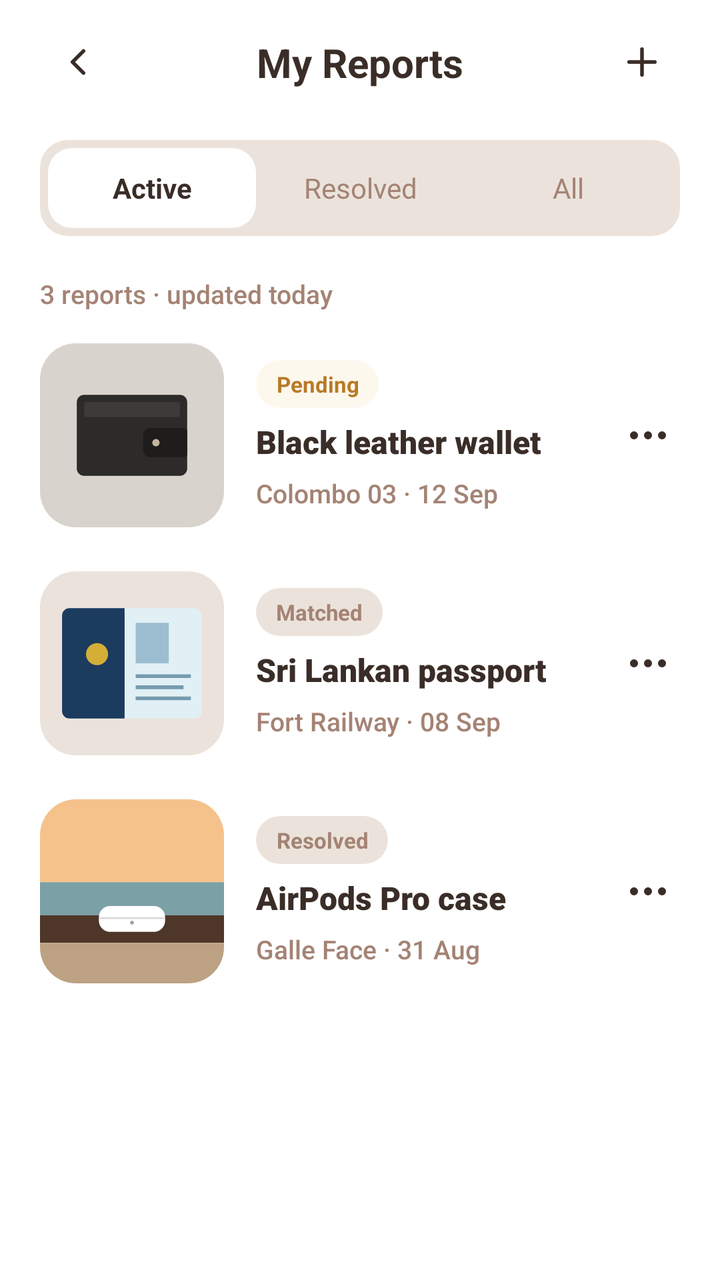
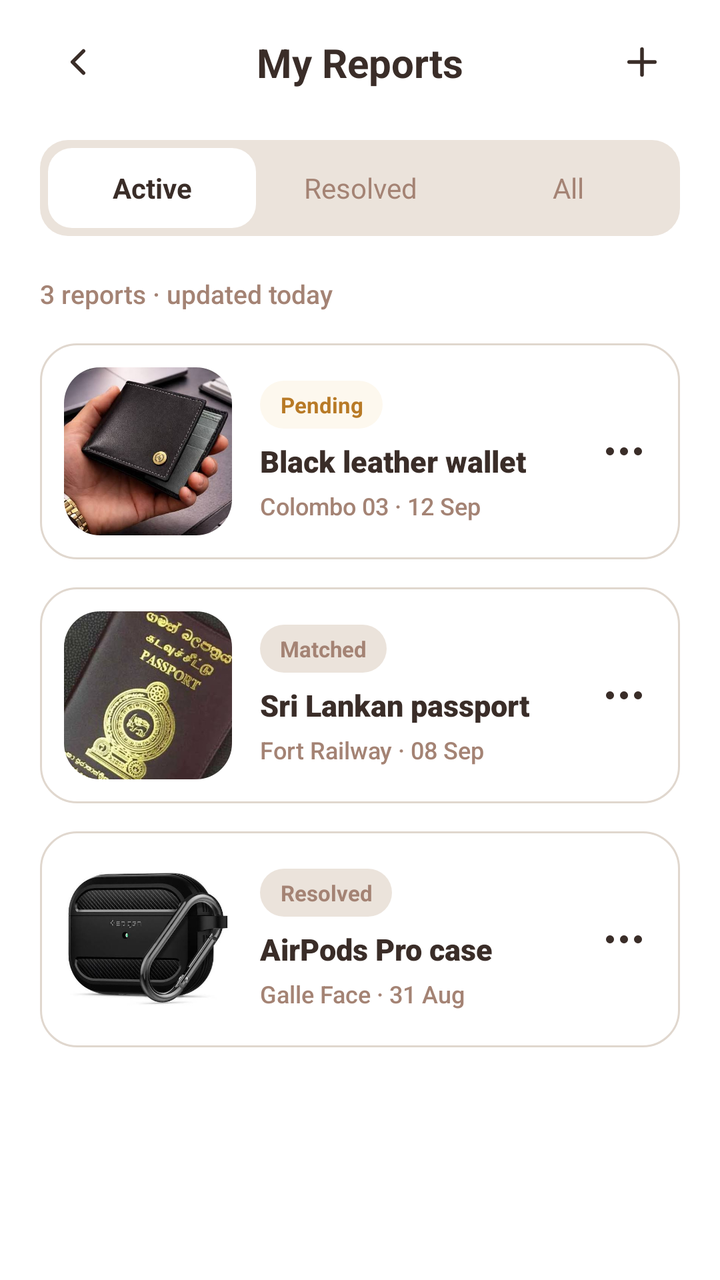

An Android layout rendered at two revisions. The XML below is the earlier revision; the diff shows what the commit changed to produce the second picture.
<!-- AndroidManifest.xml: application theme Theme.LostAndFound -->
<!-- res/layout/fragment_reports.xml -->
<?xml version="1.0" encoding="utf-8"?>
<androidx.core.widget.NestedScrollView xmlns:android="http://schemas.android.com/apk/res/android"
    xmlns:app="http://schemas.android.com/apk/res-auto"
    xmlns:tools="http://schemas.android.com/tools"
    android:id="@+id/scrollBox"
    android:layout_width="match_parent"
    android:layout_height="match_parent"
    android:background="@color/background_screen"
    android:fillViewport="true"
    android:overScrollMode="never"
    tools:context=".ReportsFragment">

    <LinearLayout
        android:layout_width="match_parent"
        android:layout_height="wrap_content"
        android:orientation="vertical"
        android:paddingStart="20dp"
        android:paddingTop="12dp"
        android:paddingEnd="20dp"
        android:paddingBottom="24dp">

        
        <androidx.constraintlayout.widget.ConstraintLayout
            android:id="@+id/headRow"
            android:layout_width="match_parent"
            android:layout_height="wrap_content">

            <ImageView
                android:id="@+id/btnBack"
                android:layout_width="38dp"
                android:layout_height="38dp"
                android:clickable="true"
                android:contentDescription="Back"
                android:focusable="true"
                android:padding="8dp"
                android:src="@drawable/ic_back_chevron"
                app:layout_constraintBottom_toBottomOf="parent"
                app:layout_constraintStart_toStartOf="parent"
                app:layout_constraintTop_toTopOf="parent" />

            <TextView
                android:id="@+id/tvTitle"
                android:layout_width="wrap_content"
                android:layout_height="wrap_content"
                android:fontFamily="sans-serif-bold"
                android:text="My Reports"
                android:textColor="@color/text_primary"
                android:textSize="20sp"
                android:textStyle="bold"
                app:layout_constraintBottom_toBottomOf="parent"
                app:layout_constraintEnd_toEndOf="parent"
                app:layout_constraintStart_toStartOf="parent"
                app:layout_constraintTop_toTopOf="parent" />

            <ImageView
                android:id="@+id/btnAdd"
                android:layout_width="38dp"
                android:layout_height="38dp"
                android:clickable="true"
                android:contentDescription="Add new report"
                android:focusable="true"
                android:padding="8dp"
                android:src="@drawable/ic_add_header"
                app:layout_constraintBottom_toBottomOf="parent"
                app:layout_constraintEnd_toEndOf="parent"
                app:layout_constraintTop_toTopOf="parent" />
        </androidx.constraintlayout.widget.ConstraintLayout>

        
        <LinearLayout
            android:id="@+id/tabBox"
            android:layout_width="match_parent"
            android:layout_height="48dp"
            android:layout_marginTop="20dp"
            android:background="@drawable/bg_segment_container"
            android:gravity="center_vertical"
            android:orientation="horizontal"
            android:padding="4dp">

            <TextView
                android:id="@+id/tabAct"
                android:layout_width="0dp"
                android:layout_height="match_parent"
                android:layout_weight="1"
                android:background="@drawable/bg_segment_active"
                android:clickable="true"
                android:focusable="true"
                android:gravity="center"
                android:text="Active"
                android:textColor="@color/text_primary"
                android:textSize="14sp"
                android:textStyle="bold" />

            <TextView
                android:id="@+id/tabRes"
                android:layout_width="0dp"
                android:layout_height="match_parent"
                android:layout_weight="1"
                android:clickable="true"
                android:focusable="true"
                android:gravity="center"
                android:text="Resolved"
                android:textColor="@color/text_secondary"
                android:textSize="14sp" />

            <TextView
                android:id="@+id/tabAll"
                android:layout_width="0dp"
                android:layout_height="match_parent"
                android:layout_weight="1"
                android:clickable="true"
                android:focusable="true"
                android:gravity="center"
                android:text="All"
                android:textColor="@color/text_secondary"
                android:textSize="14sp" />
        </LinearLayout>

        
        <TextView
            android:id="@+id/tvCount"
            android:layout_width="wrap_content"
            android:layout_height="wrap_content"
            android:layout_marginTop="20dp"
            android:layout_marginBottom="16dp"
            android:fontFamily="sans-serif-medium"
            android:text="3 reports · updated today"
            android:textColor="@color/text_secondary"
            android:textSize="13sp" />

        
        <LinearLayout
            android:id="@+id/card1"
            android:layout_width="match_parent"
            android:layout_height="wrap_content"
            android:layout_marginBottom="22dp"
            android:clickable="true"
            android:focusable="true"
            android:gravity="center_vertical"
            android:orientation="horizontal">

            <com.google.android.material.imageview.ShapeableImageView
                android:id="@+id/img1"
                android:layout_width="92dp"
                android:layout_height="92dp"
                android:contentDescription="Wallet item image"
                android:scaleType="centerCrop"
                android:src="@drawable/img_wallet_placeholder"
                app:shapeAppearanceOverlay="@style/ShapeAppearance.RoundedSquare" />

            <LinearLayout
                android:layout_width="0dp"
                android:layout_height="wrap_content"
                android:layout_marginStart="16dp"
                android:layout_weight="1"
                android:orientation="vertical">

                <TextView
                    android:id="@+id/tag1"
                    android:layout_width="wrap_content"
                    android:layout_height="24dp"
                    android:background="@drawable/bg_badge_pending"
                    android:gravity="center"
                    android:paddingStart="10dp"
                    android:paddingEnd="10dp"
                    android:text="Pending"
                    android:textColor="@color/badge_pending_text"
                    android:textSize="11sp"
                    android:textStyle="bold" />

                <TextView
                    android:id="@+id/name1"
                    android:layout_width="wrap_content"
                    android:layout_height="wrap_content"
                    android:layout_marginTop="6dp"
                    android:ellipsize="end"
                    android:fontFamily="sans-serif-black"
                    android:maxLines="1"
                    android:text="Black leather wallet"
                    android:textColor="@color/text_primary"
                    android:textSize="16sp"
                    android:textStyle="bold" />

                <TextView
                    android:id="@+id/sub1"
                    android:layout_width="wrap_content"
                    android:layout_height="wrap_content"
                    android:layout_marginTop="6dp"
                    android:fontFamily="sans-serif-medium"
                    android:text="Colombo 03 · 12 Sep"
                    android:textColor="@color/text_secondary"
                    android:textSize="13sp" />
            </LinearLayout>

            <ImageView
                android:id="@+id/opt1"
                android:layout_width="32dp"
                android:layout_height="32dp"
                android:clickable="true"
                android:contentDescription="Options"
                android:focusable="true"
                android:padding="4dp"
                android:src="@drawable/ic_more_dots" />
        </LinearLayout>

        
        <LinearLayout
            android:id="@+id/card2"
            android:layout_width="match_parent"
            android:layout_height="wrap_content"
            android:layout_marginBottom="22dp"
            android:clickable="true"
            android:focusable="true"
            android:gravity="center_vertical"
            android:orientation="horizontal">

            <com.google.android.material.imageview.ShapeableImageView
                android:id="@+id/img2"
                android:layout_width="92dp"
                android:layout_height="92dp"
                android:contentDescription="Passport item image"
                android:scaleType="centerCrop"
                android:src="@drawable/img_passport_thumb"
                app:shapeAppearanceOverlay="@style/ShapeAppearance.RoundedSquare" />

            <LinearLayout
                android:layout_width="0dp"
                android:layout_height="wrap_content"
                android:layout_marginStart="16dp"
                android:layout_weight="1"
                android:orientation="vertical">

                <TextView
                    android:id="@+id/tag2"
                    android:layout_width="wrap_content"
                    android:layout_height="24dp"
                    android:background="@drawable/bg_badge_neutral"
                    android:gravity="center"
                    android:paddingStart="10dp"
                    android:paddingEnd="10dp"
                    android:text="Matched"
                    android:textColor="@color/see_all_color"
                    android:textSize="11sp"
                    android:textStyle="bold" />

                <TextView
                    android:id="@+id/name2"
                    android:layout_width="wrap_content"
                    android:layout_height="wrap_content"
                    android:layout_marginTop="6dp"
                    android:ellipsize="end"
                    android:fontFamily="sans-serif-black"
                    android:maxLines="1"
                    android:text="Sri Lankan passport"
                    android:textColor="@color/text_primary"
                    android:textSize="16sp"
                    android:textStyle="bold" />

                <TextView
                    android:id="@+id/sub2"
                    android:layout_width="wrap_content"
                    android:layout_height="wrap_content"
                    android:layout_marginTop="6dp"
                    android:fontFamily="sans-serif-medium"
                    android:text="Fort Railway · 08 Sep"
                    android:textColor="@color/text_secondary"
                    android:textSize="13sp" />
            </LinearLayout>

            <ImageView
                android:id="@+id/opt2"
                android:layout_width="32dp"
                android:layout_height="32dp"
                android:clickable="true"
                android:contentDescription="Options"
                android:focusable="true"
                android:padding="4dp"
                android:src="@drawable/ic_more_dots" />
        </LinearLayout>

        
        <LinearLayout
            android:id="@+id/card3"
            android:layout_width="match_parent"
            android:layout_height="wrap_content"
            android:layout_marginBottom="22dp"
            android:clickable="true"
            android:focusable="true"
            android:gravity="center_vertical"
            android:orientation="horizontal">

            <com.google.android.material.imageview.ShapeableImageView
                android:id="@+id/img3"
                android:layout_width="92dp"
                android:layout_height="92dp"
                android:contentDescription="AirPods Pro item image"
                android:scaleType="centerCrop"
                android:src="@drawable/img_airpods_thumb"
                app:shapeAppearanceOverlay="@style/ShapeAppearance.RoundedSquare" />

            <LinearLayout
                android:layout_width="0dp"
                android:layout_height="wrap_content"
                android:layout_marginStart="16dp"
                android:layout_weight="1"
                android:orientation="vertical">

                <TextView
                    android:id="@+id/tag3"
                    android:layout_width="wrap_content"
                    android:layout_height="24dp"
                    android:background="@drawable/bg_badge_neutral"
                    android:gravity="center"
                    android:paddingStart="10dp"
                    android:paddingEnd="10dp"
                    android:text="Resolved"
                    android:textColor="@color/see_all_color"
                    android:textSize="11sp"
                    android:textStyle="bold" />

                <TextView
                    android:id="@+id/name3"
                    android:layout_width="wrap_content"
                    android:layout_height="wrap_content"
                    android:layout_marginTop="6dp"
                    android:ellipsize="end"
                    android:fontFamily="sans-serif-black"
                    android:maxLines="1"
                    android:text="AirPods Pro case"
                    android:textColor="@color/text_primary"
                    android:textSize="16sp"
                    android:textStyle="bold" />

                <TextView
                    android:id="@+id/sub3"
                    android:layout_width="wrap_content"
                    android:layout_height="wrap_content"
                    android:layout_marginTop="6dp"
                    android:fontFamily="sans-serif-medium"
                    android:text="Galle Face · 31 Aug"
                    android:textColor="@color/text_secondary"
                    android:textSize="13sp" />
            </LinearLayout>

            <ImageView
                android:id="@+id/opt3"
                android:layout_width="32dp"
                android:layout_height="32dp"
                android:clickable="true"
                android:contentDescription="Options"
                android:focusable="true"
                android:padding="4dp"
                android:src="@drawable/ic_more_dots" />
        </LinearLayout>

    </LinearLayout>
</androidx.core.widget.NestedScrollView>
<!-- resources referenced by this layout -->
<resources>
  <color name="background_screen">#FFFFFFFF</color>
  <color name="badge_pending_text">#FFB87A26</color>
  <color name="see_all_color">#FFA48374</color>
  <color name="text_primary">#FF3A2D28</color>
  <color name="text_secondary">#FFA48374</color>
  <!-- drawable bg_badge_neutral (drawable) -->
  <?xml version="1.0" encoding="utf-8"?>
  <shape xmlns:android="http://schemas.android.com/apk/res/android"
      android:shape="rectangle">
      <corners android:radius="12dp" />
      <solid android:color="@color/nude_cream" />
  </shape>
  <!-- drawable bg_segment_active (drawable) -->
  <?xml version="1.0" encoding="utf-8"?>
  <shape xmlns:android="http://schemas.android.com/apk/res/android"
      android:shape="rectangle">
      <corners android:radius="12dp" />
      <solid android:color="@color/white" />
  </shape>
  <!-- drawable img_airpods_thumb (drawable) -->
  <vector xmlns:android="http://schemas.android.com/apk/res/android"
      android:width="100dp"
      android:height="100dp"
      android:viewportWidth="100"
      android:viewportHeight="100">
    
    <path
        android:fillColor="#F6C28B"
        android:pathData="M0,0h100v45H0z" />
    <path
        android:fillColor="#7BA0A6"
        android:pathData="M0,45h100v18H0z" />
    
    <path
        android:fillColor="#4E3629"
        android:pathData="M0,63h100v15H0z" />
    <path
        android:fillColor="#BCA282"
        android:pathData="M0,78h100v22H0z" />
    
    <path
        android:fillColor="#FFFFFF"
        android:pathData="M38,58h24a6,6 0 0,1 6,6v2a6,6 0 0,1 -6,6H38a6,6 0 0,1 -6,-6v-2a6,6 0 0,1 6,-6z" />
    
    <path
        android:fillColor="#D8D8D8"
        android:pathData="M32,64h36v1H32z" />
    <path
        android:fillColor="#A0A0A0"
        android:pathData="M50,67m-1,0a1,1 0 1,1 2,0a1,1 0 1,1 -2,0" />
  </vector>
  <!-- drawable img_passport_thumb (drawable) -->
  <vector xmlns:android="http://schemas.android.com/apk/res/android"
      android:width="100dp"
      android:height="100dp"
      android:viewportWidth="100"
      android:viewportHeight="100">
    <path
        android:fillColor="#EBE3DB"
        android:pathData="M0,0h100v100H0z" />
    
    <path
        android:fillColor="#1B3B5F"
        android:pathData="M16,20h30v60H16a4,4 0 0,1 -4,-4V24a4,4 0 0,1 4,-4z" />
    
    <path
        android:fillColor="#D4AF37"
        android:pathData="M31,45m-6,0a6,6 0 1,1 12,0a6,6 0 1,1 -12,0" />
    
    <path
        android:fillColor="#E1F0F5"
        android:pathData="M46,20h38a4,4 0 0,1 4,4v52a4,4 0 0,1 -4,4H46V20z" />
    
    <path
        android:fillColor="#9CBED0"
        android:pathData="M52,28h18v22H52z" />
    
    <path
        android:fillColor="#769BAE"
        android:pathData="M52,56h30v2H52zM52,62h26v2H52zM52,68h30v2H52z" />
  </vector>
  <!-- drawable img_wallet_placeholder (drawable) -->
  <vector xmlns:android="http://schemas.android.com/apk/res/android"
      android:width="100dp"
      android:height="100dp"
      android:viewportWidth="100"
      android:viewportHeight="100">
    <path
        android:fillColor="#D8D3CC"
        android:pathData="M0,0h100v100H0z" />
    
    <path
        android:fillColor="#2D2B29"
        android:pathData="M24,28h52a4,4 0 0,1 4,4v36a4,4 0 0,1 -4,4H24a4,4 0 0,1 -4,-4V32a4,4 0 0,1 4,-4z" />
    <path
        android:fillColor="#3D3B39"
        android:pathData="M24,32h52v8H24z" />
    <path
        android:fillColor="#1E1D1B"
        android:pathData="M60,46h18a2,2 0 0,1 2,2v12a2,2 0 0,1 -2,2H60a4,4 0 0,1 -4,-4V50a4,4 0 0,1 4,-4z" />
    <path
        android:fillColor="#C4B59D"
        android:pathData="M63,54m-2,0a2,2 0 1,1 4,0a2,2 0 1,1 -4,0" />
  </vector>
  <style name="ShapeAppearance.RoundedSquare" parent="">
          <item name="cornerFamily">rounded</item>
          <item name="cornerSize">18dp</item>
      </style>
  <style name="Theme.LostAndFound" parent="Base.Theme.LostAndFound" />
  <color name="nude_cream">#FFEBE3DB</color>
  <color name="badge_pending_bg">#FFFDF8EE</color>
  <color name="white">#FFFFFFFF</color>
  <!-- unchanged entries left out for length: 6 -->
</resources>

<!-- the commit's change to res/layout/fragment_reports.xml (unified diff, before → after) -->
@@ -133,25 +133,27 @@
             android:id="@+id/card1"
             android:layout_width="match_parent"
             android:layout_height="wrap_content"
-            android:layout_marginBottom="22dp"
+            android:layout_marginBottom="14dp"
+            android:background="@drawable/bg_card_report_item"
             android:clickable="true"
             android:focusable="true"
             android:gravity="center_vertical"
-            android:orientation="horizontal">
+            android:orientation="horizontal"
+            android:padding="12dp">
 
             <com.google.android.material.imageview.ShapeableImageView
                 android:id="@+id/img1"
-                android:layout_width="92dp"
-                android:layout_height="92dp"
+                android:layout_width="84dp"
+                android:layout_height="84dp"
                 android:contentDescription="Wallet item image"
                 android:scaleType="centerCrop"
-                android:src="@drawable/img_wallet_placeholder"
+                android:src="@drawable/img_wallet"
                 app:shapeAppearanceOverlay="@style/ShapeAppearance.RoundedSquare" />
 
             <LinearLayout
                 android:layout_width="0dp"
                 android:layout_height="wrap_content"
-                android:layout_marginStart="16dp"
+                android:layout_marginStart="14dp"
                 android:layout_weight="1"
                 android:orientation="vertical">
 
@@ -178,18 +180,18 @@
                     android:maxLines="1"
                     android:text="Black leather wallet"
                     android:textColor="@color/text_primary"
-                    android:textSize="16sp"
+                    android:textSize="15sp"
                     android:textStyle="bold" />
 
                 <TextView
                     android:id="@+id/sub1"
                     android:layout_width="wrap_content"
                     android:layout_height="wrap_content"
-                    android:layout_marginTop="6dp"
+                    android:layout_marginTop="4dp"
                     android:fontFamily="sans-serif-medium"
                     android:text="Colombo 03 · 12 Sep"
                     android:textColor="@color/text_secondary"
-                    android:textSize="13sp" />
+                    android:textSize="12sp" />
             </LinearLayout>
 
             <ImageView
@@ -208,25 +210,27 @@
             android:id="@+id/card2"
             android:layout_width="match_parent"
             android:layout_height="wrap_content"
-            android:layout_marginBottom="22dp"
+            android:layout_marginBottom="14dp"
+            android:background="@drawable/bg_card_report_item"
             android:clickable="true"
             android:focusable="true"
             android:gravity="center_vertical"
-            android:orientation="horizontal">
+            android:orientation="horizontal"
+            android:padding="12dp">
 
             <com.google.android.material.imageview.ShapeableImageView
                 android:id="@+id/img2"
-                android:layout_width="92dp"
-                android:layout_height="92dp"
+                android:layout_width="84dp"
+                android:layout_height="84dp"
                 android:contentDescription="Passport item image"
                 android:scaleType="centerCrop"
-                android:src="@drawable/img_passport_thumb"
+                android:src="@drawable/img_passport"
                 app:shapeAppearanceOverlay="@style/ShapeAppearance.RoundedSquare" />
 
             <LinearLayout
                 android:layout_width="0dp"
                 android:layout_height="wrap_content"
-                android:layout_marginStart="16dp"
+                android:layout_marginStart="14dp"
                 android:layout_weight="1"
                 android:orientation="vertical">
 
@@ -253,18 +257,18 @@
                     android:maxLines="1"
                     android:text="Sri Lankan passport"
                     android:textColor="@color/text_primary"
-                    android:textSize="16sp"
+                    android:textSize="15sp"
                     android:textStyle="bold" />
 
                 <TextView
                     android:id="@+id/sub2"
                     android:layout_width="wrap_content"
                     android:layout_height="wrap_content"
-                    android:layout_marginTop="6dp"
+                    android:layout_marginTop="4dp"
                     android:fontFamily="sans-serif-medium"
                     android:text="Fort Railway · 08 Sep"
                     android:textColor="@color/text_secondary"
-                    android:textSize="13sp" />
+                    android:textSize="12sp" />
             </LinearLayout>
 
             <ImageView
@@ -283,25 +287,27 @@
             android:id="@+id/card3"
             android:layout_width="match_parent"
             android:layout_height="wrap_content"
-            android:layout_marginBottom="22dp"
+            android:layout_marginBottom="14dp"
+            android:background="@drawable/bg_card_report_item"
             android:clickable="true"
             android:focusable="true"
             android:gravity="center_vertical"
-            android:orientation="horizontal">
+            android:orientation="horizontal"
+            android:padding="12dp">
 
             <com.google.android.material.imageview.ShapeableImageView
                 android:id="@+id/img3"
-                android:layout_width="92dp"
-                android:layout_height="92dp"
+                android:layout_width="84dp"
+                android:layout_height="84dp"
                 android:contentDescription="AirPods Pro item image"
                 android:scaleType="centerCrop"
-                android:src="@drawable/img_airpods_thumb"
+                android:src="@drawable/img_airpods"
                 app:shapeAppearanceOverlay="@style/ShapeAppearance.RoundedSquare" />
 
             <LinearLayout
                 android:layout_width="0dp"
                 android:layout_height="wrap_content"
-                android:layout_marginStart="16dp"
+                android:layout_marginStart="14dp"
                 android:layout_weight="1"
                 android:orientation="vertical">
 
@@ -328,18 +334,18 @@
                     android:maxLines="1"
                     android:text="AirPods Pro case"
                     android:textColor="@color/text_primary"
-                    android:textSize="16sp"
+                    android:textSize="15sp"
                     android:textStyle="bold" />
 
                 <TextView
                     android:id="@+id/sub3"
                     android:layout_width="wrap_content"
                     android:layout_height="wrap_content"
-                    android:layout_marginTop="6dp"
+                    android:layout_marginTop="4dp"
                     android:fontFamily="sans-serif-medium"
                     android:text="Galle Face · 31 Aug"
                     android:textColor="@color/text_secondary"
-                    android:textSize="13sp" />
+                    android:textSize="12sp" />
             </LinearLayout>
 
             <ImageView
<!-- resource entries referenced after the edit -->
@@ -12,6 +12,16 @@
       <corners android:radius="12dp" />
       <solid android:color="@color/nude_cream" />
   </shape>
+  <!-- drawable bg_card_report_item (drawable) -->
+  <?xml version="1.0" encoding="utf-8"?>
+  <shape xmlns:android="http://schemas.android.com/apk/res/android"
+      android:shape="rectangle">
+      <corners android:radius="18dp" />
+      <solid android:color="@color/white" />
+      <stroke
+          android:width="1dp"
+          android:color="#E0D7CE" />
+  </shape>
   <!-- drawable bg_segment_active (drawable) -->
   <?xml version="1.0" encoding="utf-8"?>
   <shape xmlns:android="http://schemas.android.com/apk/res/android"
@@ -19,91 +29,9 @@
       <corners android:radius="12dp" />
       <solid android:color="@color/white" />
   </shape>
-  <!-- drawable img_airpods_thumb (drawable) -->
-  <vector xmlns:android="http://schemas.android.com/apk/res/android"
-      android:width="100dp"
-      android:height="100dp"
-      android:viewportWidth="100"
-      android:viewportHeight="100">
-    
-    <path
-        android:fillColor="#F6C28B"
-        android:pathData="M0,0h100v45H0z" />
-    <path
-        android:fillColor="#7BA0A6"
-        android:pathData="M0,45h100v18H0z" />
-    
-    <path
-        android:fillColor="#4E3629"
-        android:pathData="M0,63h100v15H0z" />
-    <path
-        android:fillColor="#BCA282"
-        android:pathData="M0,78h100v22H0z" />
-    
-    <path
-        android:fillColor="#FFFFFF"
-        android:pathData="M38,58h24a6,6 0 0,1 6,6v2a6,6 0 0,1 -6,6H38a6,6 0 0,1 -6,-6v-2a6,6 0 0,1 6,-6z" />
-    
-    <path
-        android:fillColor="#D8D8D8"
-        android:pathData="M32,64h36v1H32z" />
-    <path
-        android:fillColor="#A0A0A0"
-        android:pathData="M50,67m-1,0a1,1 0 1,1 2,0a1,1 0 1,1 -2,0" />
-  </vector>
-  <!-- drawable img_passport_thumb (drawable) -->
-  <vector xmlns:android="http://schemas.android.com/apk/res/android"
-      android:width="100dp"
-      android:height="100dp"
-      android:viewportWidth="100"
-      android:viewportHeight="100">
-    <path
-        android:fillColor="#EBE3DB"
-        android:pathData="M0,0h100v100H0z" />
-    
-    <path
-        android:fillColor="#1B3B5F"
-        android:pathData="M16,20h30v60H16a4,4 0 0,1 -4,-4V24a4,4 0 0,1 4,-4z" />
-    
-    <path
-        android:fillColor="#D4AF37"
-        android:pathData="M31,45m-6,0a6,6 0 1,1 12,0a6,6 0 1,1 -12,0" />
-    
-    <path
-        android:fillColor="#E1F0F5"
-        android:pathData="M46,20h38a4,4 0 0,1 4,4v52a4,4 0 0,1 -4,4H46V20z" />
-    
-    <path
-        android:fillColor="#9CBED0"
-        android:pathData="M52,28h18v22H52z" />
-    
-    <path
-        android:fillColor="#769BAE"
-        android:pathData="M52,56h30v2H52zM52,62h26v2H52zM52,68h30v2H52z" />
-  </vector>
-  <!-- drawable img_wallet_placeholder (drawable) -->
-  <vector xmlns:android="http://schemas.android.com/apk/res/android"
-      android:width="100dp"
-      android:height="100dp"
-      android:viewportWidth="100"
-      android:viewportHeight="100">
-    <path
-        android:fillColor="#D8D3CC"
-        android:pathData="M0,0h100v100H0z" />
-    
-    <path
-        android:fillColor="#2D2B29"
-        android:pathData="M24,28h52a4,4 0 0,1 4,4v36a4,4 0 0,1 -4,4H24a4,4 0 0,1 -4,-4V32a4,4 0 0,1 4,-4z" />
-    <path
-        android:fillColor="#3D3B39"
-        android:pathData="M24,32h52v8H24z" />
-    <path
-        android:fillColor="#1E1D1B"
-        android:pathData="M60,46h18a2,2 0 0,1 2,2v12a2,2 0 0,1 -2,2H60a4,4 0 0,1 -4,-4V50a4,4 0 0,1 4,-4z" />
-    <path
-        android:fillColor="#C4B59D"
-        android:pathData="M63,54m-2,0a2,2 0 1,1 4,0a2,2 0 1,1 -4,0" />
-  </vector>
+  <!-- drawable img_airpods: png bitmap (drawable, 20805 bytes) -->
+  <!-- drawable img_passport: png bitmap (drawable, 32269 bytes) -->
+  <!-- drawable img_wallet: png bitmap (drawable, 27192 bytes) -->
   <style name="ShapeAppearance.RoundedSquare" parent="">
           <item name="cornerFamily">rounded</item>
           <item name="cornerSize">18dp</item>
